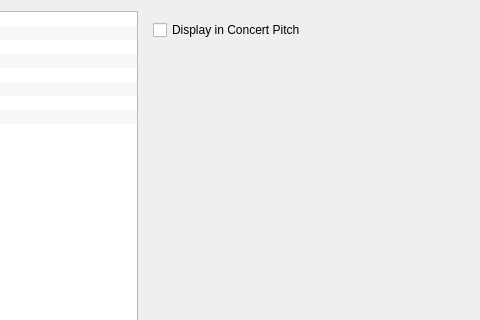
This is mscore/mscore/editstyle.ui in musescore/musescore-old as Qt 5 draws it before an edit; both pictures show x 129 to 609 and y 0 to 320 of the 859 by 450 pixel window. The edited form follows.
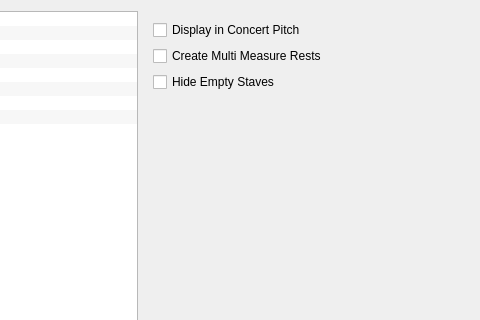
This is the edited form.

Diff of the .ui file:
```diff
--- a/mscore/mscore/editstyle.ui
+++ b/mscore/mscore/editstyle.ui
@@ -90,6 +90,14 @@
       <number>0</number>
      </property>
      <widget class="QWidget" name="Seite_5" >
+      <property name="geometry" >
+       <rect>
+        <x>0</x>
+        <y>0</y>
+        <width>606</width>
+        <height>389</height>
+       </rect>
+      </property>
       <layout class="QGridLayout" name="gridLayout_2" >
        <item row="0" column="0" >
         <widget class="QCheckBox" name="concertPitch" >
@@ -111,7 +119,7 @@
          </property>
         </spacer>
        </item>
-       <item row="1" column="0" >
+       <item row="3" column="0" >
         <spacer name="verticalSpacer" >
          <property name="orientation" >
           <enum>Qt::Vertical</enum>
@@ -124,6 +132,20 @@
          </property>
         </spacer>
        </item>
+       <item row="1" column="0" >
+        <widget class="QCheckBox" name="createMultiMeasureRests" >
+         <property name="text" >
+          <string>Create Multi Measure Rests</string>
+         </property>
+        </widget>
+       </item>
+       <item row="2" column="0" >
+        <widget class="QCheckBox" name="hideEmptyStaves" >
+         <property name="text" >
+          <string>Hide Empty Staves</string>
+         </property>
+        </widget>
+       </item>
       </layout>
      </widget>
      <widget class="QWidget" name="page2" >
```
